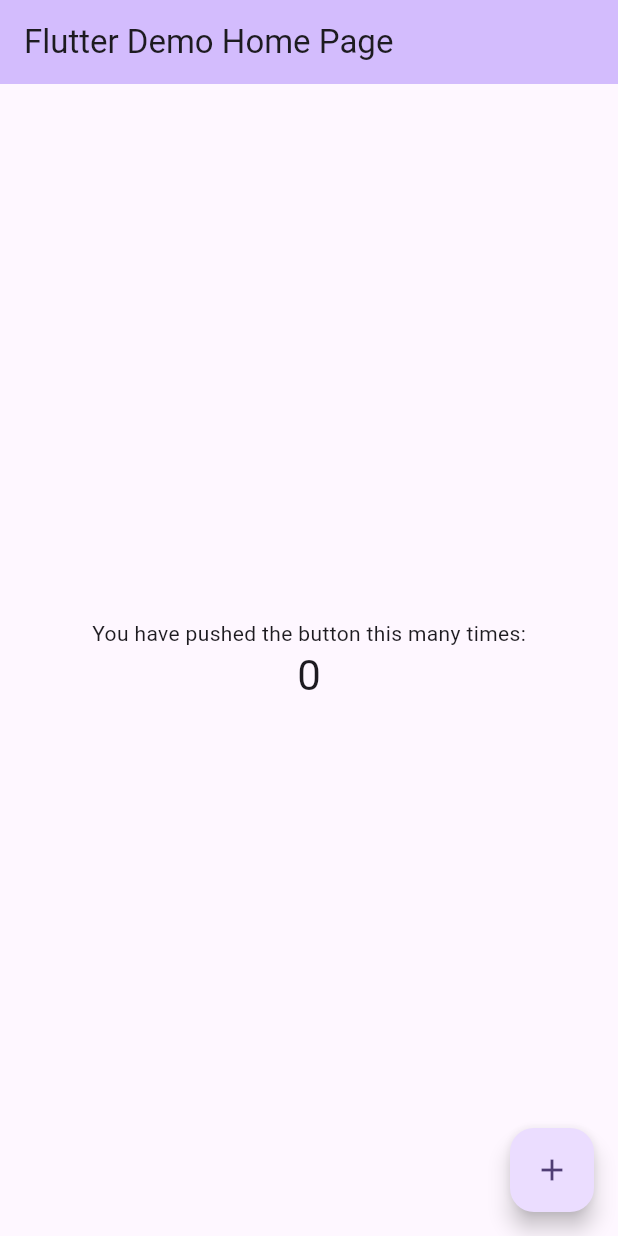
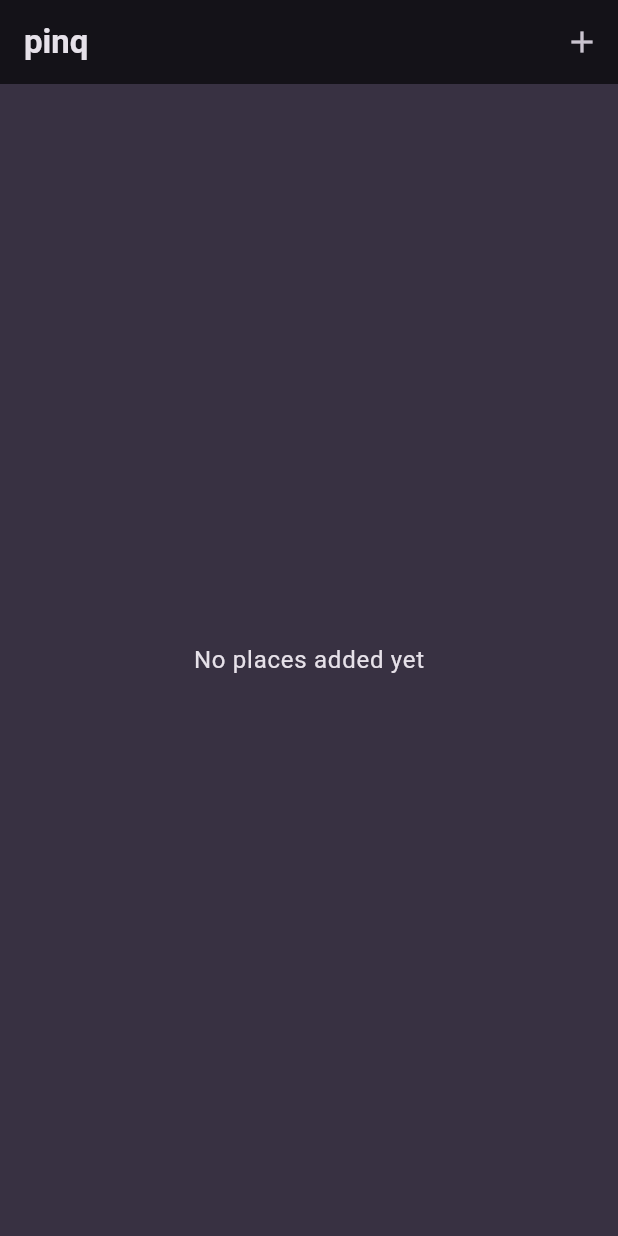
Before and after one commit to yooud/pinq-mobile, a Flutter app: the screen it shows after launch, on a phone screen of 412 x 824 dp. Run offline on Flutter 3.47's test engine with Material 3 defaults, Android fonts, the phone set to English and light mode, and no system bars; our stand-ins replace google_fonts.

Commit message:
Add beta version of main screen

```diff
--- a/pinq/lib/main.dart
+++ b/pinq/lib/main.dart
@@ -1,125 +1,39 @@
 import 'package:flutter/material.dart';
+import 'package:google_fonts/google_fonts.dart';
+import 'package:pinq/screens/places.dart';
+
+final colorScheme = ColorScheme.fromSeed(
+  brightness: Brightness.dark,
+  seedColor: const Color.fromARGB(255, 102, 6, 247),
+  background: const Color.fromARGB(255, 56, 49, 66),
+);
+
+final theme = ThemeData.from(
+  colorScheme: colorScheme,
+  textTheme: GoogleFonts.ubuntuCondensedTextTheme(
+    const TextTheme(
+      titleSmall: TextStyle(fontWeight: FontWeight.bold),
+      titleMedium: TextStyle(fontWeight: FontWeight.bold),
+      titleLarge: TextStyle(fontWeight: FontWeight.bold),
+    ),
+  ),
+).copyWith(
+  scaffoldBackgroundColor: colorScheme.background,
+);
 
 void main() {
   runApp(const MyApp());
 }
 
 class MyApp extends StatelessWidget {
-  const MyApp({super.key});
+  const MyApp({Key? key}) : super(key: key);
 
-  // This widget is the root of your application.
   @override
   Widget build(BuildContext context) {
     return MaterialApp(
-      title: 'Flutter Demo',
-      theme: ThemeData(
-        // This is the theme of your application.
-        //
-        // TRY THIS: Try running your application with "flutter run". You'll see
-        // the application has a purple toolbar. Then, without quitting the app,
-        // try changing the seedColor in the colorScheme below to Colors.green
-        // and then invoke "hot reload" (save your changes or press the "hot
-        // reload" button in a Flutter-supported IDE, or press "r" if you used
-        // the command line to start the app).
-        //
-        // Notice that the counter didn't reset back to zero; the application
-        // state is not lost during the reload. To reset the state, use hot
-        // restart instead.
-        //
-        // This works for code too, not just values: Most code changes can be
-        // tested with just a hot reload.
-        colorScheme: ColorScheme.fromSeed(seedColor: Colors.deepPurple),
-        useMaterial3: true,
-      ),
-      home: const MyHomePage(title: 'Flutter Demo Home Page'),
+      title: 'Great Places',
+      theme: theme,
+      home: const PlacesScreen(),
     );
   }
 }
-
-class MyHomePage extends StatefulWidget {
-  const MyHomePage({super.key, required this.title});
-
-  // This widget is the home page of your application. It is stateful, meaning
-  // that it has a State object (defined below) that contains fields that affect
-  // how it looks.
-
-  // This class is the configuration for the state. It holds the values (in this
-  // case the title) provided by the parent (in this case the App widget) and
-  // used by the build method of the State. Fields in a Widget subclass are
-  // always marked "final".
-
-  final String title;
-
-  @override
-  State<MyHomePage> createState() => _MyHomePageState();
-}
-
-class _MyHomePageState extends State<MyHomePage> {
-  int _counter = 0;
-
-  void _incrementCounter() {
-    setState(() {
-      // This call to setState tells the Flutter framework that something has
-      // changed in this State, which causes it to rerun the build method below
-      // so that the display can reflect the updated values. If we changed
-      // _counter without calling setState(), then the build method would not be
-      // called again, and so nothing would appear to happen.
-      _counter++;
-    });
-  }
-
-  @override
-  Widget build(BuildContext context) {
-    // This method is rerun every time setState is called, for instance as done
-    // by the _incrementCounter method above.
-    //
-    // The Flutter framework has been optimized to make rerunning build methods
-    // fast, so that you can just rebuild anything that needs updating rather
-    // than having to individually change instances of widgets.
-    return Scaffold(
-      appBar: AppBar(
-        // TRY THIS: Try changing the color here to a specific color (to
-        // Colors.amber, perhaps?) and trigger a hot reload to see the AppBar
-        // change color while the other colors stay the same.
-        backgroundColor: Theme.of(context).colorScheme.inversePrimary,
-        // Here we take the value from the MyHomePage object that was created by
-        // the App.build method, and use it to set our appbar title.
-        title: Text(widget.title),
-      ),
-      body: Center(
-        // Center is a layout widget. It takes a single child and positions it
-        // in the middle of the parent.
-        child: Column(
-          // Column is also a layout widget. It takes a list of children and
-          // arranges them vertically. By default, it sizes itself to fit its
-          // children horizontally, and tries to be as tall as its parent.
-          //
-          // Column has various properties to control how it sizes itself and
-          // how it positions its children. Here we use mainAxisAlignment to
-          // center the children vertically; the main axis here is the vertical
-          // axis because Columns are vertical (the cross axis would be
-          // horizontal).
-          //
-          // TRY THIS: Invoke "debug painting" (choose the "Toggle Debug Paint"
-          // action in the IDE, or press "p" in the console), to see the
-          // wireframe for each widget.
-          mainAxisAlignment: MainAxisAlignment.center,
-          children: <Widget>[
-            const Text(
-              'You have pushed the button this many times:',
-            ),
-            Text(
-              '$_counter',
-              style: Theme.of(context).textTheme.headlineMedium,
-            ),
-          ],
-        ),
-      ),
-      floatingActionButton: FloatingActionButton(
-        onPressed: _incrementCounter,
-        tooltip: 'Increment',
-        child: const Icon(Icons.add),
-      ), // This trailing comma makes auto-formatting nicer for build methods.
-    );
-  }
-}
--- /dev/null
+++ b/pinq/lib/models/place.dart
@@ -0,0 +1,10 @@
+import 'package:uuid/uuid.dart';
+
+const uuid = Uuid();
+
+class Place {
+  Place({required this.title}): id = uuid.v4();
+
+  final String id;
+  final String title;
+}
--- /dev/null
+++ b/pinq/lib/screens/add_place.dart
@@ -0,0 +1,15 @@
+import 'package:flutter/material.dart';
+
+class AddPlaceScreen  extends StatefulWidget {
+  const AddPlaceScreen({super.key});
+
+  @override
+  State<AddPlaceScreen> createState() => _AddPlaceScreenState();
+}
+
+class _AddPlaceScreenState extends State<AddPlaceScreen> {
+  @override
+  Widget build(BuildContext context) {
+    return const Placeholder();
+  }
+}
--- /dev/null
+++ b/pinq/lib/screens/places.dart
@@ -0,0 +1,22 @@
+import 'package:flutter/material.dart';
+import 'package:pinq/widgets/places_list.dart';
+
+class PlacesScreen extends StatelessWidget {
+  const PlacesScreen({super.key});
+
+  @override
+  Widget build(BuildContext context) {
+    return Scaffold(
+      appBar: AppBar(
+        title: const Text('pinq'),
+        actions: [
+          IconButton(
+            icon: const Icon(Icons.add),
+            onPressed: () {},
+          ),
+        ],
+      ),
+      body: PlacesList(places: [],),
+    );
+  }
+}
--- /dev/null
+++ b/pinq/lib/widgets/places_list.dart
@@ -0,0 +1,34 @@
+import 'package:flutter/material.dart';
+import 'package:pinq/models/place.dart';
+
+class PlacesList extends StatelessWidget {
+  const PlacesList({super.key, required this.places});
+
+  final List<Place> places;
+
+  @override
+  Widget build(BuildContext context) {
+    if (places.isEmpty) {
+      return Center(
+        child: Text(
+          'No places added yet',
+          style: Theme.of(context).textTheme.bodyLarge!.copyWith(
+                color: Theme.of(context).colorScheme.onBackground,
+              ),
+        ),
+      );
+    }
+
+    return ListView.builder(
+      itemCount: places.length,
+      itemBuilder: (ctx, index) => ListTile(
+        title: Text(
+          places[index].title,
+          style: Theme.of(context).textTheme.titleMedium!.copyWith(
+                color: Theme.of(context).colorScheme.onBackground,
+              ),
+        ),
+      ),
+    );
+  }
+}
--- a/pinq/pubspec.yaml
+++ b/pinq/pubspec.yaml
@@ -35,6 +35,8 @@ dependencies:
   # The following adds the Cupertino Icons font to your application.
   # Use with the CupertinoIcons class for iOS style icons.
   cupertino_icons: ^1.0.6
+  google_fonts: ^6.2.1
+  uuid: ^4.5.1
 
 dev_dependencies:
   flutter_test:
```
Also changed, not shown: pinq/lib/screens/places_detail.dart (added), pinq/pubspec.lock, 1 other file.
